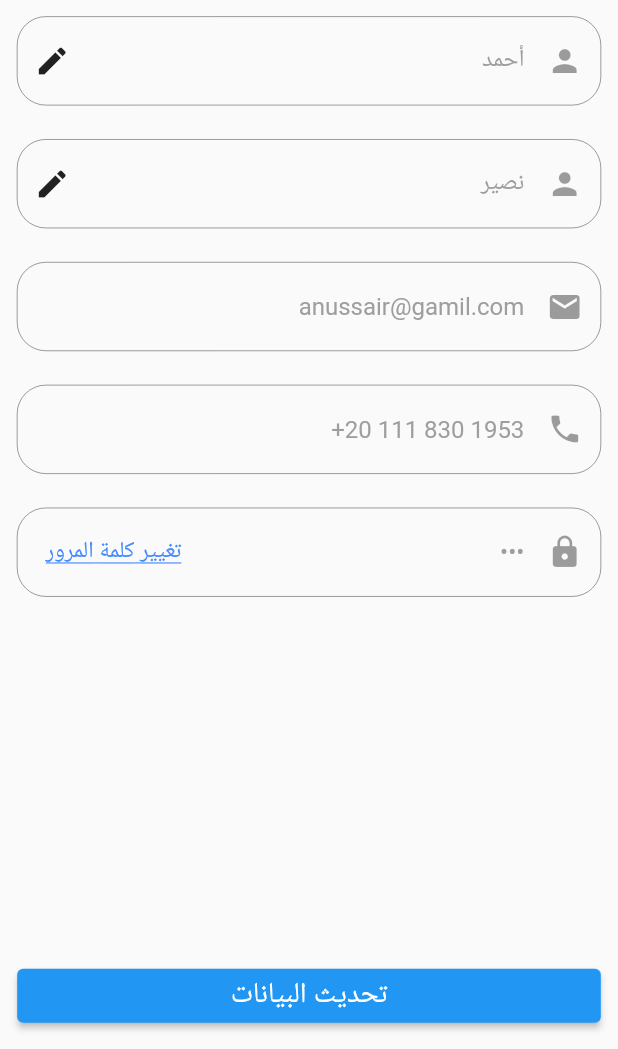
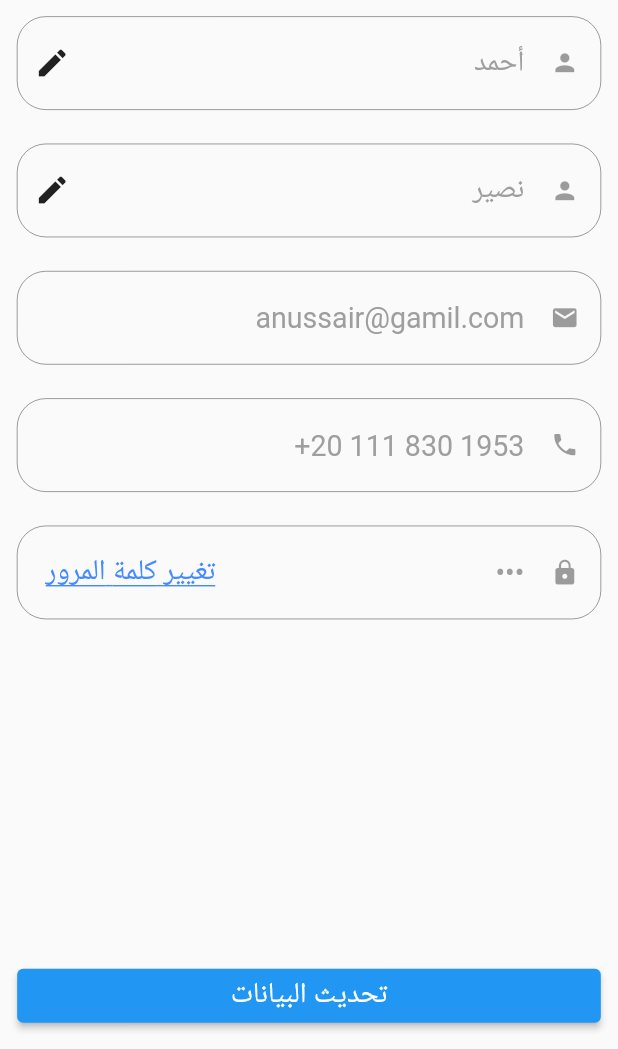
Before and after one commit to ahmed-nussair/rakhaa, a Flutter app: the ProfilePage screen opened directly, on a phone screen of 412 x 824 dp, the part 187-1236 px from its top. Run offline on Flutter 3.47's test engine with Material 2 defaults, Android fonts, the phone set to English and light mode, and no system bars; our stand-ins replace device_info, geolocator, google_maps_flutter.

Commit message:
Profile fonts fixed.

```diff
--- a/lib/view/home_pages/address_item.dart
+++ b/lib/view/home_pages/address_item.dart
@@ -67,7 +67,7 @@ class AddressItem extends StatelessWidget {
                 style: TextStyle(fontSize: _screenUtil.setSp(40)),
               ),
               Text(
-                '$state, ',
+                '$state',
                 style: TextStyle(fontSize: _screenUtil.setSp(40)),
               ),
               // Text(
--- a/lib/view/home_pages/profile_pages/details_page.dart
+++ b/lib/view/home_pages/profile_pages/details_page.dart
@@ -58,11 +58,15 @@ class _DetailsPageState extends State<DetailsPage> {
                           controller: _firstNameController,
                           textAlign: TextAlign.end,
                           style: TextStyle(
+                            fontSize: _screenUtil.setSp(50),
                             color:
                                 _firstNameEditing ? Colors.black : Colors.grey,
                           ),
                           decoration: InputDecoration(
-                            suffixIcon: Icon(Icons.person),
+                            suffixIcon: Icon(
+                              Icons.person,
+                              size: _screenUtil.setSp(50),
+                            ),
                             enabled: _firstNameEditing,
                             border: OutlineInputBorder(
                               borderRadius: BorderRadius.circular(
@@ -123,11 +127,15 @@ class _DetailsPageState extends State<DetailsPage> {
                           controller: _lastNameController,
                           textAlign: TextAlign.end,
                           style: TextStyle(
+                            fontSize: _screenUtil.setSp(50),
                             color:
                                 _lastNameEditing ? Colors.black : Colors.grey,
                           ),
                           decoration: InputDecoration(
-                            suffixIcon: Icon(Icons.person),
+                            suffixIcon: Icon(
+                              Icons.person,
+                              size: _screenUtil.setSp(50),
+                            ),
                             enabled: _lastNameEditing,
                             border: OutlineInputBorder(
                               borderRadius: BorderRadius.circular(
@@ -186,10 +194,14 @@ class _DetailsPageState extends State<DetailsPage> {
                       controller: _emailNameController,
                       textAlign: TextAlign.end,
                       style: TextStyle(
+                        fontSize: _screenUtil.setSp(50),
                         color: Colors.grey,
                       ),
                       decoration: InputDecoration(
-                        suffixIcon: Icon(Icons.email),
+                        suffixIcon: Icon(
+                          Icons.email,
+                          size: _screenUtil.setSp(50),
+                        ),
                         enabled: false,
                         border: OutlineInputBorder(
                           borderRadius:
@@ -206,10 +218,14 @@ class _DetailsPageState extends State<DetailsPage> {
                       controller: _phoneNameController,
                       textAlign: TextAlign.end,
                       style: TextStyle(
+                        fontSize: _screenUtil.setSp(50),
                         color: Colors.grey,
                       ),
                       decoration: InputDecoration(
-                        suffixIcon: Icon(Icons.phone),
+                        suffixIcon: Icon(
+                          Icons.phone,
+                          size: _screenUtil.setSp(50),
+                        ),
                         enabled: false,
                         border: OutlineInputBorder(
                           borderRadius:
@@ -229,10 +245,14 @@ class _DetailsPageState extends State<DetailsPage> {
                           textAlign: TextAlign.end,
                           obscureText: true,
                           style: TextStyle(
+                            fontSize: _screenUtil.setSp(50),
                             color: Colors.grey,
                           ),
                           decoration: InputDecoration(
-                            suffixIcon: Icon(Icons.lock),
+                            suffixIcon: Icon(
+                              Icons.lock,
+                              size: _screenUtil.setSp(50),
+                            ),
                             enabled: false,
                             border: OutlineInputBorder(
                               borderRadius: BorderRadius.circular(
@@ -264,7 +284,7 @@ class _DetailsPageState extends State<DetailsPage> {
                               child: Text(
                                 'تغيير كلمة المرور',
                                 style: TextStyle(
-                                  fontSize: _screenUtil.setSp(40),
+                                  fontSize: _screenUtil.setSp(50),
                                   color: Colors.blueAccent,
                                   decoration: TextDecoration.underline,
                                 ),
```
